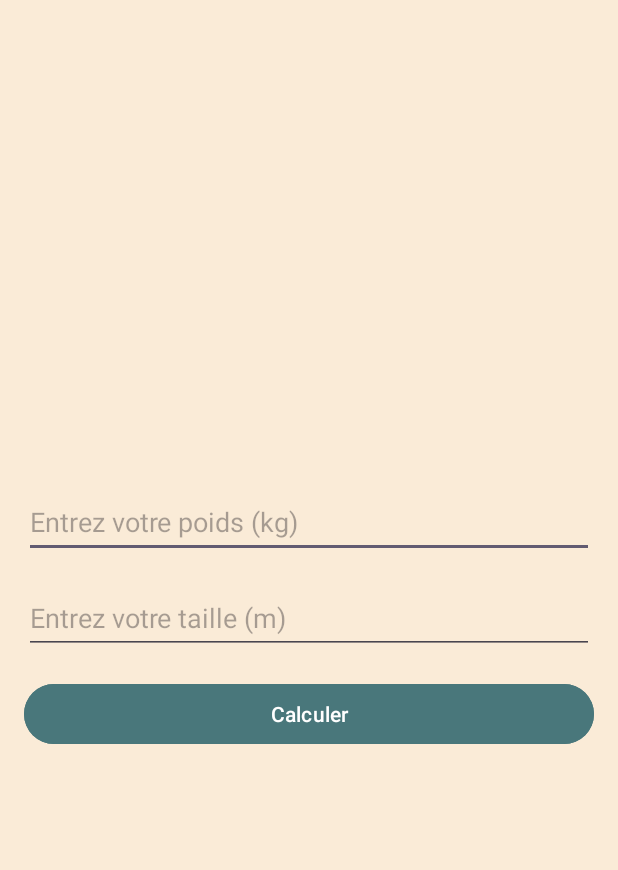
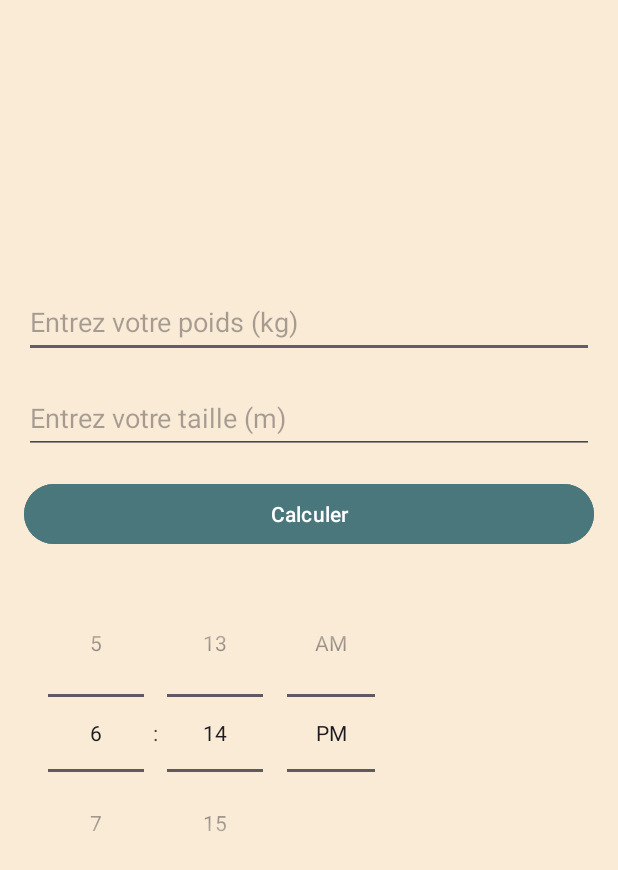
Before and after one commit to Infogerance-dev/ProjetAndroid, an Android app: the layout fragment_bilan_nutritif.xml on its own in the app's theme, with its tools: preview values and no code run, on a phone screen of 412 x 824 dp. Shown: the top 870 px of the screen. Run offline under Robolectric (Android 15) with nearby library versions, the phone set to English and light mode, and no system bars.

Commit message:
Ajout des notifications utilisateur (PAS ENCORE TESTER)

```diff
--- a/app/src/main/AndroidManifest.xml
+++ b/app/src/main/AndroidManifest.xml
@@ -3,6 +3,8 @@
     xmlns:tools="http://schemas.android.com/tools">
 
     <uses-permission android:name="android.permission.INTERNET" />
+    <uses-permission android:name="android.permission.POST_NOTIFICATIONS" />
+    <uses-permission android:name="android.permission.WAKE_LOCK" />
 
     <uses-feature
         android:name="android.hardware.touchscreen"
@@ -17,6 +19,7 @@
         android:supportsRtl="true"
         android:theme="@style/Theme.FrigoZen"
         tools:targetApi="31">
+        <receiver android:name=".NotificationReceiver" android:enabled="true" android:exported="false" />
         <activity android:name="MainActivity"
                   android:exported="true">
         <intent-filter>
--- a/app/src/main/res/layout/fragment_bilan_nutritif.xml
+++ b/app/src/main/res/layout/fragment_bilan_nutritif.xml
@@ -51,7 +51,23 @@
             android:text="Calories recommandées : "
             android:textSize="18sp"
             android:visibility="gone" />
+        <!-- Time Picker -->
 
+        <android.widget.TimePicker
+            android:id="@+id/timePicker"
+            android:layout_width="250dp"
+            android:layout_height="250dp"
+            android:layout_centerHorizontal="true"
+            android:layout_marginTop="16dp"
+            android:timePickerMode="spinner" />
+        <!-- Bouton pour TimePicker -->
+
+        <Button
+            android:id="@+id/btnSetNotification"
+            android:layout_width="wrap_content"
+            android:layout_height="wrap_content"
+            android:text="Définir Heure de Notification"
+            android:visibility="gone" /> <!-- Initialement caché -->
 
         <!-- Barre de progression avec label et bouton -->
         <RelativeLayout
@@ -93,7 +109,6 @@
                 android:progress="25" />
 
 
-            <!-- Bouton -->
         </RelativeLayout>
 
     </LinearLayout>
```
Also changed, not shown: app/src/main/java/com/example/frigozen/BilanNutritifFragment.kt (+91 -0 lines), app/src/main/java/com/example/frigozen/NotificationHelper.kt (added, +62 -0 lines), app/src/main/java/com/example/frigozen/NotificationReceiver.kt (added, +16 -0 lines).
